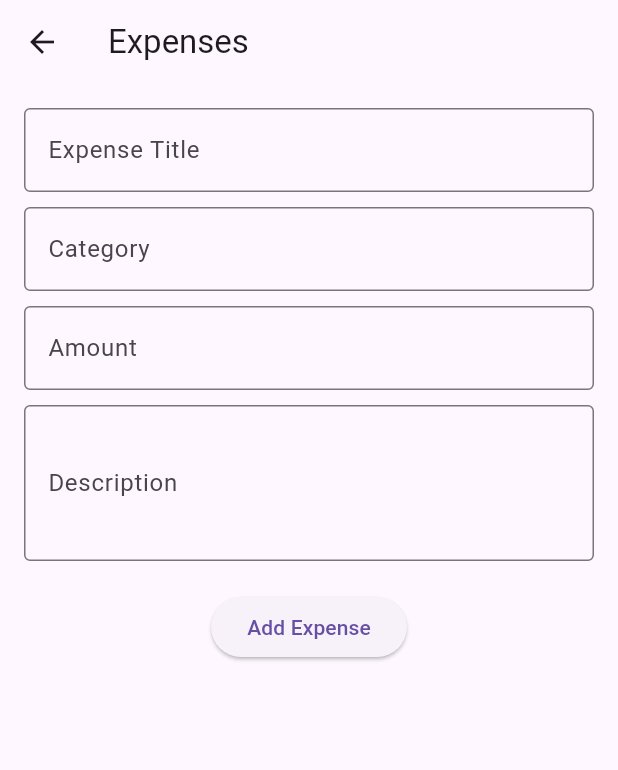
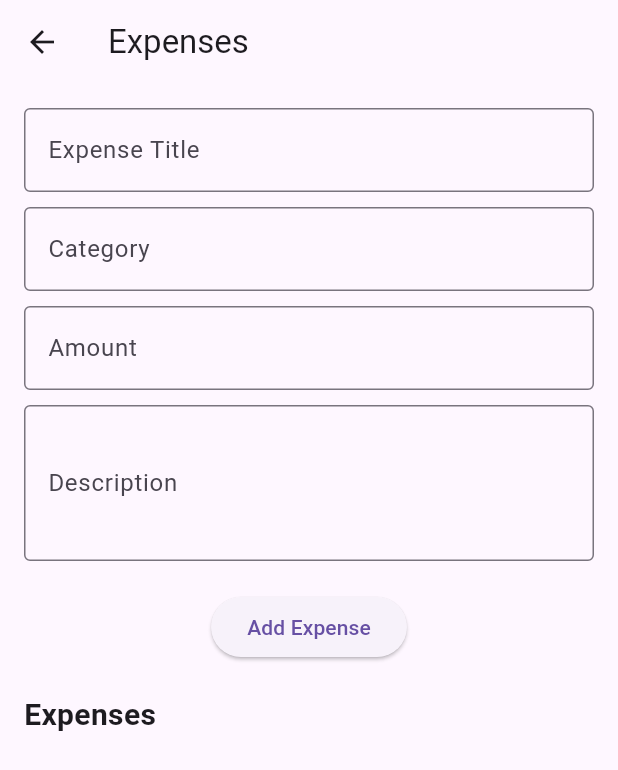
Before and after one commit to hoodpoet07/farm-management-system, a Flutter app: the ExpensesScreen screen opened directly, on a phone screen of 412 x 824 dp. Shown: the top 770 px of the screen. Run offline on Flutter 3.47's test engine with Material 3 defaults, Android fonts, the phone set to English and light mode, and no system bars.

Commit message:
adding CRUD operations to expenses scren

```diff
--- a/lib/screens/expenses_screen.dart
+++ b/lib/screens/expenses_screen.dart
@@ -97,7 +97,39 @@ class _ExpensesScreenState extends State<ExpensesScreen> {
               onPressed: _addExpense,
               child: const Text("Add Expense"),
             ),
+            const SizedBox(height: 20),
 
+            const Align(
+              alignment: Alignment.centerLeft,
+              child: Text(
+                "Expenses",
+                style: TextStyle(
+                  fontSize: 20,
+                  fontWeight: FontWeight.bold,
+                ),
+              ),
+            ),
+            const SizedBox(height: 10),
+
+            Expanded(
+              child: ListView.builder(
+                itemCount: _expenses.length,
+                itemBuilder: (context, index){
+                  Expense expense = _expenses[index];
+
+                  return Card(
+                    child: ListTile(
+                      leading: const Icon(Icons.money_off),
+                      title: Text(expense.title),
+                      subtitle: Text(expense.category),
+                      trailing: Text(
+                        "\$${expense.amount}"
+                      ),
+                    ),
+                  );
+                },
+              ),
+            ),
           ],
         ),
       ),
```
